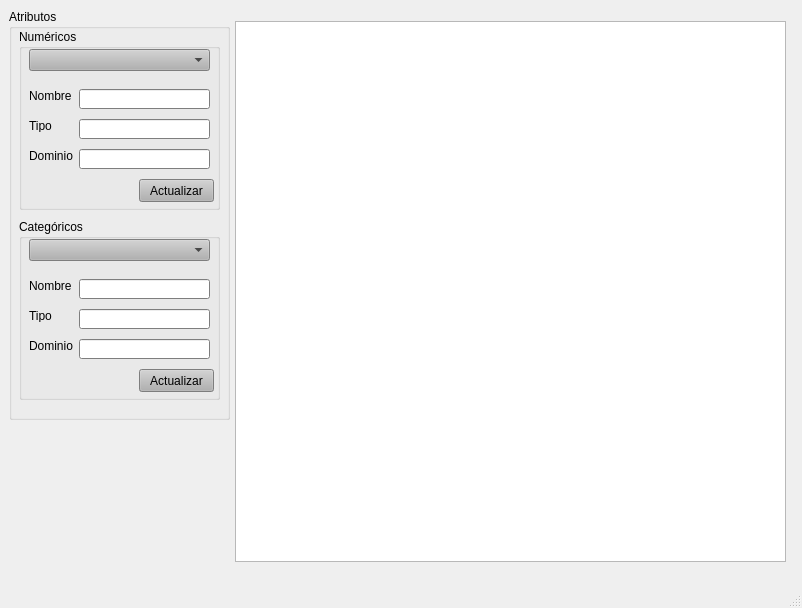
Before: the Qt Designer form main_window_ui.ui in AdrianPrietoLozano/proyecto_mineria, drawn with Qt 5.
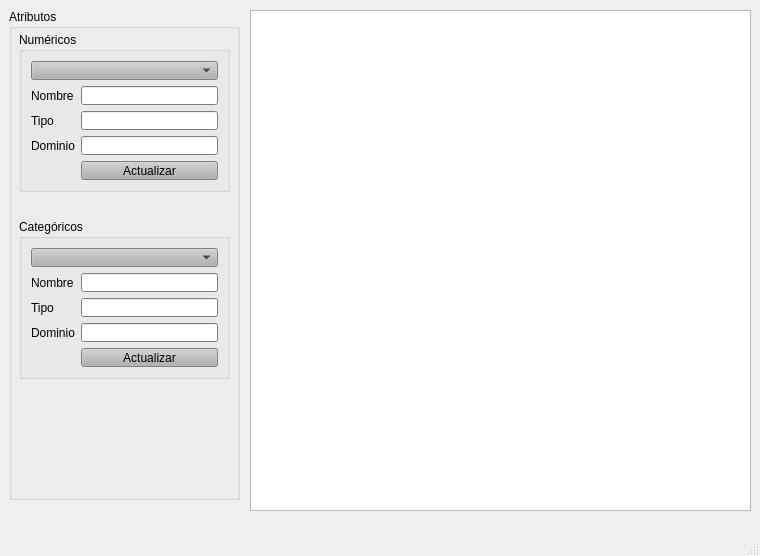
After: the same form once the commit is applied.

Commit message: Funciona actualizar el tipo de atributo

```diff
--- a/main_window_ui.ui
+++ b/main_window_ui.ui
@@ -6,8 +6,8 @@
    <rect>
     <x>0</x>
     <y>0</y>
-    <width>802</width>
-    <height>608</height>
+    <width>760</width>
+    <height>556</height>
    </rect>
   </property>
   <property name="windowTitle">
@@ -19,8 +19,8 @@
      <rect>
       <x>9</x>
       <y>9</y>
-      <width>221</width>
-      <height>411</height>
+      <width>231</width>
+      <height>491</height>
      </rect>
     </property>
     <property name="palette">
@@ -472,220 +472,120 @@
      <property name="geometry">
       <rect>
        <x>10</x>
-       <y>20</y>
-       <width>201</width>
-       <height>181</height>
+       <y>23</y>
+       <width>211</width>
+       <height>160</height>
       </rect>
      </property>
      <property name="title">
       <string>Numéricos</string>
      </property>
-     <widget class="QComboBox" name="comboBoxNumericos">
-      <property name="geometry">
-       <rect>
-        <x>10</x>
-        <y>20</y>
-        <width>181</width>
-        <height>22</height>
-       </rect>
-      </property>
-     </widget>
+     <layout class="QFormLayout" name="formLayout_2">
+      <item row="0" column="0" colspan="2">
+       <widget class="QComboBox" name="comboBoxNumericos"/>
+      </item>
+      <item row="1" column="0">
      <widget class="QLabel" name="label">
-      <property name="geometry">
-       <rect>
-        <x>10</x>
-        <y>60</y>
-        <width>47</width>
-        <height>13</height>
-       </rect>
-      </property>
       <property name="text">
        <string>Nombre</string>
       </property>
      </widget>
+      </item>
+      <item row="1" column="1">
+       <widget class="QLineEdit" name="nombreAtributoNumerico"/>
+      </item>
+      <item row="2" column="0">
      <widget class="QLabel" name="label_2">
-      <property name="geometry">
-       <rect>
-        <x>10</x>
-        <y>90</y>
-        <width>47</width>
-        <height>13</height>
-       </rect>
-      </property>
       <property name="text">
        <string>Tipo</string>
       </property>
      </widget>
+      </item>
+      <item row="2" column="1">
+       <widget class="QLineEdit" name="tipoAtributoNumerico"/>
+      </item>
+      <item row="3" column="0">
      <widget class="QLabel" name="label_3">
-      <property name="geometry">
-       <rect>
-        <x>10</x>
-        <y>120</y>
-        <width>47</width>
-        <height>13</height>
-       </rect>
-      </property>
       <property name="text">
        <string>Dominio</string>
       </property>
      </widget>
-     <widget class="QLineEdit" name="nombreAtributoNumerico">
-      <property name="geometry">
-       <rect>
-        <x>60</x>
-        <y>60</y>
-        <width>131</width>
-        <height>20</height>
-       </rect>
-      </property>
-     </widget>
-     <widget class="QLineEdit" name="dominioAtributoNumerico">
-      <property name="geometry">
-       <rect>
-        <x>60</x>
-        <y>120</y>
-        <width>131</width>
-        <height>20</height>
-       </rect>
-      </property>
-     </widget>
-     <widget class="QLineEdit" name="tipoAtributoNumerico">
-      <property name="geometry">
-       <rect>
-        <x>60</x>
-        <y>90</y>
-        <width>131</width>
-        <height>20</height>
-       </rect>
-      </property>
-     </widget>
+      </item>
+      <item row="3" column="1">
+       <widget class="QLineEdit" name="dominioAtributoNumerico"/>
+      </item>
+      <item row="4" column="1">
      <widget class="QPushButton" name="btnActualizarNumericos">
-      <property name="geometry">
-       <rect>
-        <x>120</x>
-        <y>150</y>
-        <width>75</width>
-        <height>23</height>
-       </rect>
-      </property>
       <property name="text">
        <string>Actualizar</string>
       </property>
      </widget>
+      </item>
+     </layout>
     </widget>
     <widget class="QGroupBox" name="groupBoxCategoricos">
      <property name="geometry">
       <rect>
        <x>10</x>
        <y>210</y>
-       <width>201</width>
-       <height>181</height>
+       <width>211</width>
+       <height>160</height>
       </rect>
      </property>
      <property name="title">
       <string>Categóricos</string>
      </property>
-     <widget class="QComboBox" name="comboBoxCategoricos">
-      <property name="geometry">
-       <rect>
-        <x>10</x>
-        <y>20</y>
-        <width>181</width>
-        <height>22</height>
-       </rect>
-      </property>
-     </widget>
+     <layout class="QFormLayout" name="formLayout_3">
+      <item row="0" column="0" colspan="2">
+       <widget class="QComboBox" name="comboBoxCategoricos"/>
+      </item>
+      <item row="1" column="0">
      <widget class="QLabel" name="label_4">
-      <property name="geometry">
-       <rect>
-        <x>10</x>
-        <y>60</y>
-        <width>47</width>
-        <height>13</height>
-       </rect>
-      </property>
       <property name="text">
        <string>Nombre</string>
       </property>
      </widget>
+      </item>
+      <item row="1" column="1">
+       <widget class="QLineEdit" name="nombreAtributoCate"/>
+      </item>
+      <item row="2" column="0">
      <widget class="QLabel" name="label_5">
-      <property name="geometry">
-       <rect>
-        <x>10</x>
-        <y>90</y>
-        <width>47</width>
-        <height>13</height>
-       </rect>
-      </property>
       <property name="text">
        <string>Tipo</string>
       </property>
      </widget>
+      </item>
+      <item row="2" column="1">
+       <widget class="QLineEdit" name="tipoAtributoCate"/>
+      </item>
+      <item row="3" column="0">
      <widget class="QLabel" name="label_6">
-      <property name="geometry">
-       <rect>
-        <x>10</x>
-        <y>120</y>
-        <width>47</width>
-        <height>13</height>
-       </rect>
-      </property>
       <property name="text">
        <string>Dominio</string>
       </property>
      </widget>
-     <widget class="QLineEdit" name="nombreAtributoCate">
-      <property name="geometry">
-       <rect>
-        <x>60</x>
-        <y>60</y>
-        <width>131</width>
-        <height>20</height>
-       </rect>
-      </property>
-     </widget>
-     <widget class="QLineEdit" name="dominioAtributoCate">
-      <property name="geometry">
-       <rect>
-        <x>60</x>
-        <y>120</y>
-        <width>131</width>
-        <height>20</height>
-       </rect>
-      </property>
-     </widget>
-     <widget class="QLineEdit" name="tipoAtributoCate">
-      <property name="geometry">
-       <rect>
-        <x>60</x>
-        <y>90</y>
-        <width>131</width>
-        <height>20</height>
-       </rect>
-      </property>
-     </widget>
+      </item>
+      <item row="3" column="1">
+       <widget class="QLineEdit" name="dominioAtributoCate"/>
+      </item>
+      <item row="4" column="1">
      <widget class="QPushButton" name="btnActualizarCategoricos">
-      <property name="geometry">
-       <rect>
-        <x>120</x>
-        <y>150</y>
-        <width>75</width>
-        <height>23</height>
-       </rect>
-      </property>
       <property name="text">
        <string>Actualizar</string>
       </property>
      </widget>
+      </item>
+     </layout>
     </widget>
    </widget>
    <widget class="QTableView" name="tabla">
     <property name="geometry">
      <rect>
-      <x>235</x>
-      <y>21</y>
-      <width>551</width>
-      <height>541</height>
+      <x>250</x>
+      <y>10</y>
+      <width>501</width>
+      <height>501</height>
      </rect>
     </property>
    </widget>
```
Left out of the diff: 4 changed lines with no effect on the pictures. Lines whose indentation alone changed are shown as unchanged. The commit also changes 3 other files.
